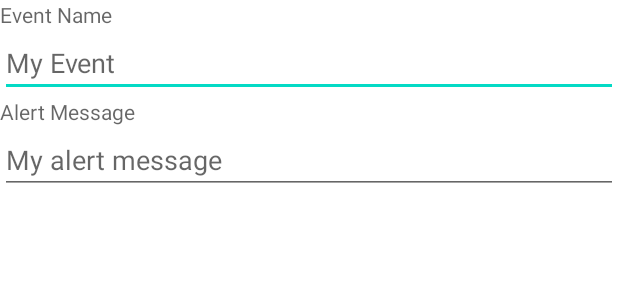
After one commit to CMPUT301W24T13/the-.tarlords, an Android app: the layout fragment_add_alert.xml on its own in the app's theme, with its tools: preview values and no code run, on a phone screen of 412 x 824 dp. The commit adds this screen. Shown: the top 300 px of the screen. Run offline under Robolectric (Android 15) with nearby library versions, the phone set to English and light mode, and no system bars.

Commit message:
edited alert xml

```diff
--- a/code/app/src/main/java/com/example/the_tarlords/data/Alert/AddAlertFragment.java
+++ b/code/app/src/main/java/com/example/the_tarlords/data/Alert/AddAlertFragment.java
@@ -1,4 +1,6 @@
 package com.example.the_tarlords.data.Alert;
+
+import static com.example.the_tarlords.R.layout.fragment_add_alert;
 
 import android.app.AlertDialog;
 import android.app.Dialog;
@@ -49,7 +51,7 @@ public class AddAlertFragment extends DialogFragment {
     @Override
     public Dialog onCreateDialog(@Nullable Bundle savedInstanceState) {
         View view = LayoutInflater.from(getContext()).inflate(fragment_add_alert, null);
-        EditText editMessage = view.findViewById(R.id.edit_text_message);
+        EditText editMessage = view.findViewById(R.id.edit_text_alert_message);
 
         Bundle args = getArguments();
         AlertDialog.Builder builder = new AlertDialog.Builder(getContext());
--- /dev/null
+++ b/code/app/src/main/res/layout/fragment_add_alert.xml
@@ -0,0 +1,32 @@
+<?xml version="1.0" encoding="utf-8"?>
+<LinearLayout xmlns:android="http://schemas.android.com/apk/res/android"
+    android:orientation="vertical"
+    android:layout_width="match_parent"
+    android:layout_height="match_parent">
+
+    <TextView
+        android:id="@+id/edit_alert_event"
+        android:layout_width="match_parent"
+        android:layout_height="wrap_content"
+        android:hint="@string/event_name" />
+    <EditText
+        android:id="@+id/edit_text_event_name"
+        android:layout_width="match_parent"
+        android:layout_height="wrap_content"
+        android:hint="@string/hint_my_event"
+        android:inputType="text"/>
+
+    <TextView
+        android:id="@+id/edit_text_message"
+        android:layout_width="match_parent"
+        android:layout_height="wrap_content"
+        android:hint="@string/alert_message" />
+
+    <EditText
+        android:id="@+id/edit_text_alert_message"
+        android:layout_width="match_parent"
+        android:layout_height="wrap_content"
+        android:hint="@string/hint_my_message"
+        android:inputType="textLongMessage" />
+
+</LinearLayout>
--- a/code/app/src/main/res/values/strings.xml
+++ b/code/app/src/main/res/values/strings.xml
@@ -128,4 +128,8 @@
     <string name="attachment_summary_off">Only download attachments when manually requested</string>
     <string name="qr_scan_fab">Scan QR Code</string>
     <string name="edit_profile">edit profile</string>
+    <string name="event_name">Event Name</string>
+    <string name="alert_message">Alert Message</string>
+    <string name="hint_my_event">My Event</string>
+    <string name="hint_my_message">My alert message</string>
 </resources>
```
